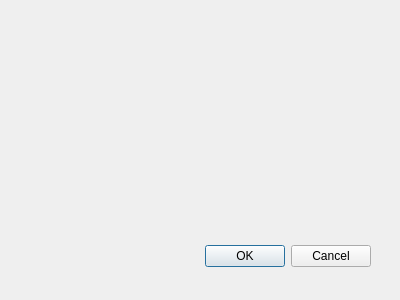
This is dialognewcontract.ui in GorINIch73/Audit as Qt 5 draws it before an edit. The edited form follows.
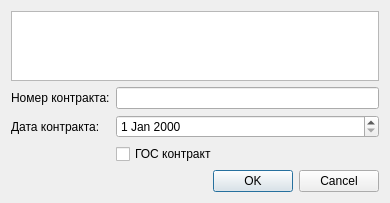
This is the edited form.

```diff
--- a/dialognewcontract.ui
+++ b/dialognewcontract.ui
@@ -8,22 +8,50 @@
    <rect>
     <x>0</x>
     <y>0</y>
-    <width>400</width>
-    <height>300</height>
+    <width>390</width>
+    <height>151</height>
    </rect>
   </property>
   <property name="windowTitle">
    <string>Dialog</string>
   </property>
-  <widget name="buttonBox" class="QDialogButtonBox">
-   <property name="geometry">
-    <rect>
-     <x>30</x>
-     <y>240</y>
-     <width>341</width>
-     <height>32</height>
-    </rect>
-   </property>
+  <layout class="QVBoxLayout" name="verticalLayout">
+   <item>
+    <widget class="QPlainTextEdit" name="plainTextEdit"/>
+   </item>
+   <item>
+    <layout class="QGridLayout" name="gridLayout">
+     <item row="0" column="1">
+      <widget class="QLineEdit" name="lineEditNumber"/>
+     </item>
+     <item row="0" column="0">
+      <widget class="QLabel" name="label">
+       <property name="text">
+        <string>Номер контракта:</string>
+       </property>
+      </widget>
+     </item>
+     <item row="1" column="1">
+      <widget class="QDateEdit" name="dateEditDate"/>
+     </item>
+     <item row="1" column="0">
+      <widget class="QLabel" name="label_2">
+       <property name="text">
+        <string>Дата контракта:</string>
+       </property>
+      </widget>
+     </item>
+     <item row="2" column="1">
+      <widget class="QCheckBox" name="checkBoxState">
+       <property name="text">
+        <string>ГОС контракт</string>
+       </property>
+      </widget>
+     </item>
+    </layout>
+   </item>
+   <item>
+    <widget class="QDialogButtonBox" name="buttonBox">
    <property name="orientation">
     <enum>Qt::Horizontal</enum>
    </property>
@@ -31,6 +59,8 @@
     <set>QDialogButtonBox::Cancel|QDialogButtonBox::Ok</set>
    </property>
   </widget>
+   </item>
+  </layout>
  </widget>
  <pixmapfunction/>
  <resources/>
```
Left out of the diff: 7 changed lines with no effect on the pictures. Lines whose indentation alone changed are shown as unchanged.
